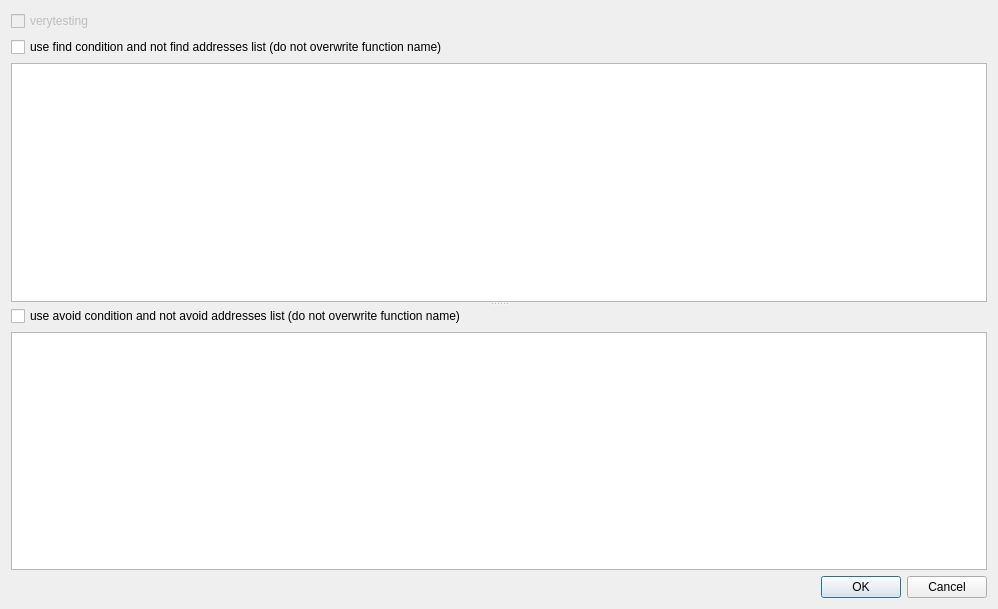
The window that ui/execute.ui (andreafioraldi/IDAngr) describes before a commit, drawn with Qt 5.
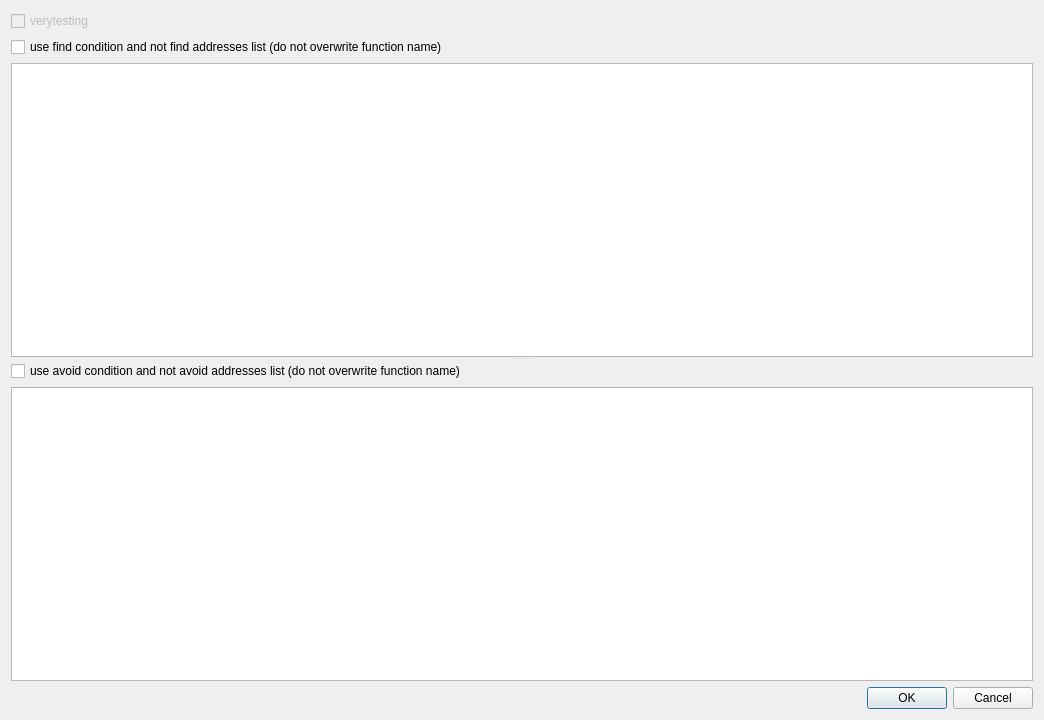
The same window after the commit.

What changed in the file:
```diff
--- a/ui/execute.ui
+++ b/ui/execute.ui
@@ -6,8 +6,8 @@
    <rect>
     <x>0</x>
     <y>0</y>
-    <width>998</width>
-    <height>609</height>
+    <width>1044</width>
+    <height>720</height>
    </rect>
   </property>
   <property name="windowTitle">
```
